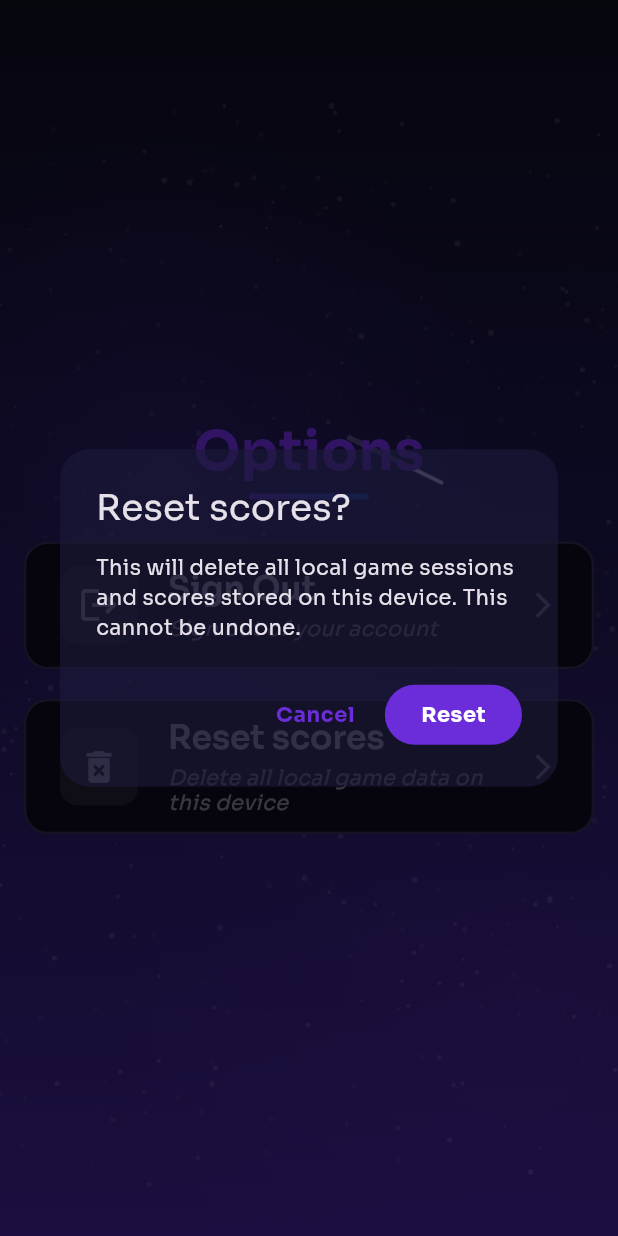
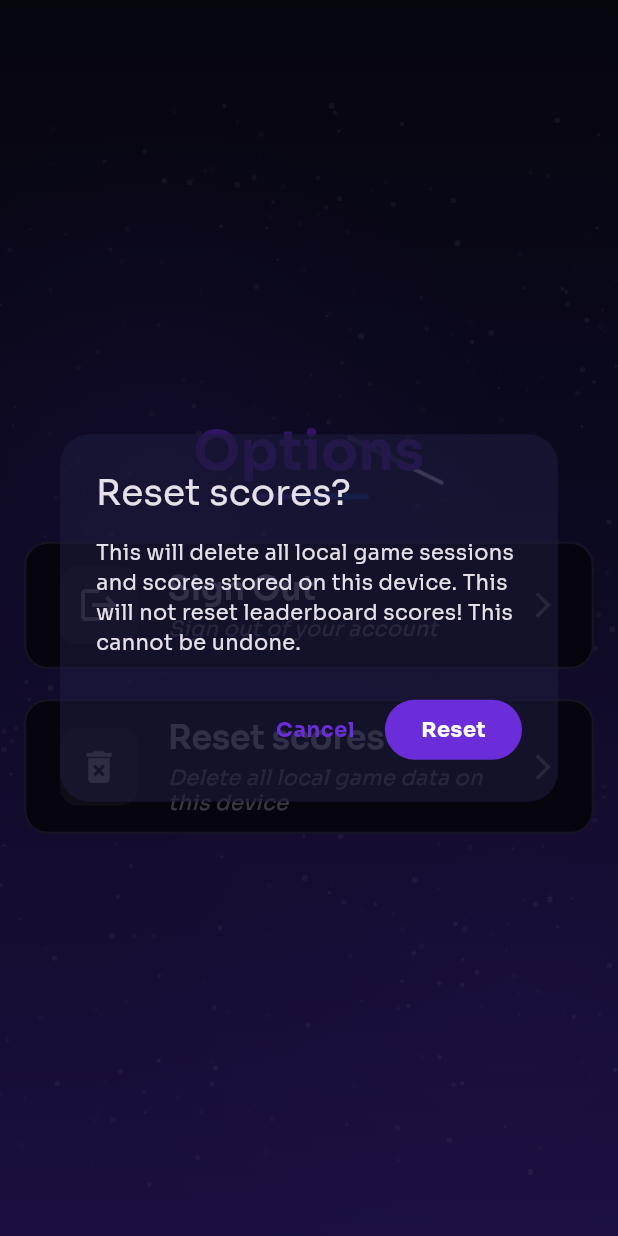
Before and after one commit to supasebie/PsychicTournament, a Flutter app: the OptionsScreen screen opened by its route, after a tap on "Reset scores", on a phone screen of 412 x 824 dp. Run offline on Flutter 3.47's test engine with Material 3 defaults, Android fonts, the phone set to English and light mode, and no system bars; our stand-ins replace fl_chart, flutter_svg, google_fonts, google_mobile_ads, sqflite, supabase_flutter and 1 more; accounts and stored records are empty; network calls fail.

Commit message:
Check in

```diff
--- a/lib/screens/main_menu_screen.dart
+++ b/lib/screens/main_menu_screen.dart
@@ -665,7 +665,7 @@ class _TodayTopTile extends StatelessWidget {
             primaryText: 'Be the first to score over 10',
             secondaryText: null,
             icon: Icons.wb_sunny,
-            accent: colorScheme.tertiary,
+            accent: colorScheme.secondary,
             leading: const _AnimatedSunIcon(size: 22),
           );
         }
@@ -677,7 +677,7 @@ class _TodayTopTile extends StatelessWidget {
           primaryText: '$score points',
           secondaryText: 'by $username',
           icon: Icons.wb_sunny,
-          accent: colorScheme.primary,
+          accent: colorScheme.secondary,
           leading: const _AnimatedSunIcon(size: 22),
         );
       },
--- a/lib/screens/options_screen.dart
+++ b/lib/screens/options_screen.dart
@@ -107,7 +107,7 @@ class OptionsScreen extends StatelessWidget {
                           builder: (ctx) => AlertDialog(
                             title: const Text('Reset scores?'),
                             content: const Text(
-                              'This will delete all local game sessions and scores stored on this device. This cannot be undone.',
+                              'This will delete all local game sessions and scores stored on this device. This will not reset leaderboard scores! This cannot be undone.',
                             ),
                             actions: [
                               TextButton(
```
Also changed, not shown: lib/screens/results_review_screen.dart (+14 -5 lines).
